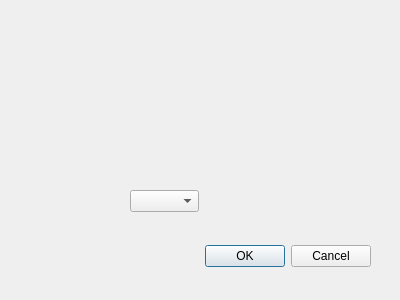
Above: nvdb_qgis_plugin_dialog_base.ui from vtfk/NVDB-qgis-plugin before the change. Below: the same form after it.
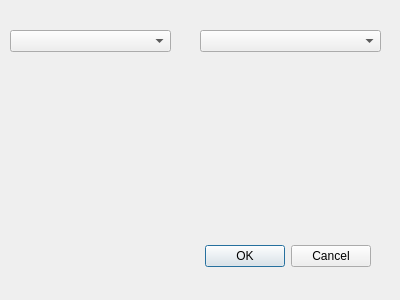
That is the form after the change.

Commit message: Kategoriserer vegobjekter

```diff
--- a/nvdb_qgis_plugin_dialog_base.ui
+++ b/nvdb_qgis_plugin_dialog_base.ui
@@ -32,9 +32,19 @@
   <widget class="QComboBox" name="comboBox">
    <property name="geometry">
     <rect>
-     <x>130</x>
-     <y>190</y>
-     <width>69</width>
+     <x>10</x>
+     <y>30</y>
+     <width>161</width>
+     <height>22</height>
+    </rect>
+   </property>
+  </widget>
+  <widget class="QComboBox" name="comboBox_choices">
+   <property name="geometry">
+    <rect>
+     <x>200</x>
+     <y>30</y>
+     <width>181</width>
      <height>22</height>
     </rect>
    </property>
```
The commit also changes 2 other files.
